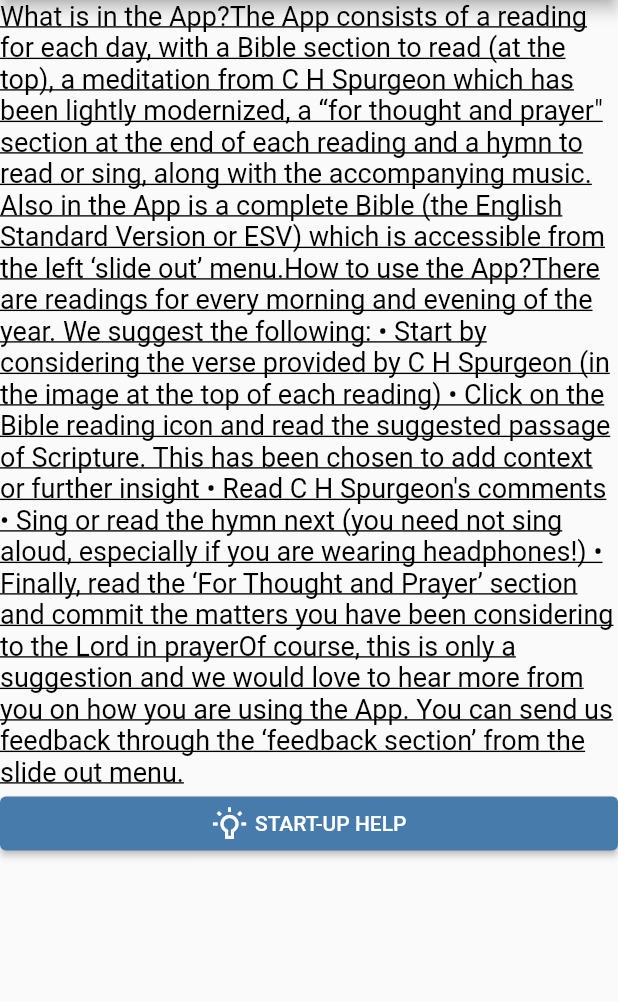
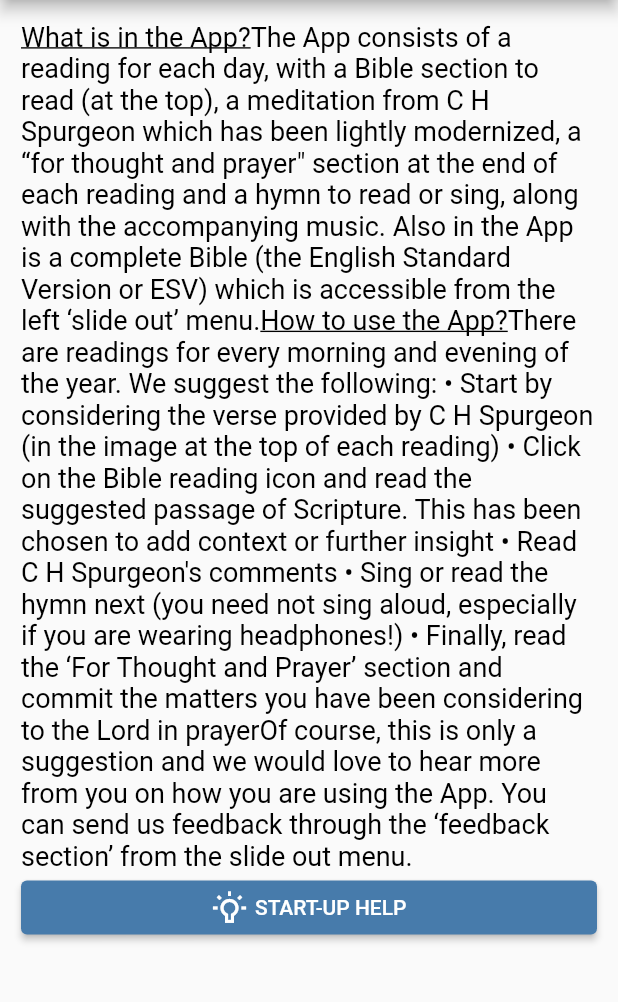
Before and after one commit to kambbado/daily-readings, a Flutter app: the HelpScreen screen opened by its route, on a phone screen of 412 x 824 dp, the part 84-1086 px from its top. Run offline on Flutter 3.47's test engine with Material 2 defaults, Android fonts, the phone set to English and light mode, and no system bars.

```diff
--- a/lib/help_screen.dart
+++ b/lib/help_screen.dart
@@ -10,18 +10,28 @@ class HelpScreen extends StatelessWidget {
         title: const Text('Help'),
         centerTitle: true,
       ),
-      body: Center(
+      body: Padding(
+        padding: const EdgeInsets.all(14.0),
+        child: Center(
           child: Column(
             children: [
               RichText(
                 text: const TextSpan(
-                text: 'What is in the App?',
+                  text: '',
+                  style: TextStyle(
+                    color: Colors.black,
+                    fontSize: 18,
+                  ),
+                  children: [
+                    TextSpan(
+                      text:
+                      'What is in the App?',
                       style: TextStyle(
                         color: Colors.black,
                         fontSize: 18,
                         decoration: TextDecoration.underline,
                       ),
-                children: [
+                    ),
                     TextSpan(
                       text:
                           'The App consists of a reading for each day, with a Bible section to read (at the top), a meditation from C H Spurgeon which has been lightly modernized, a “for thought and prayer" section at the end of each reading and a hymn to read or sing, along with the accompanying music. Also in the App is a complete Bible (the English Standard Version or ESV) which is accessible from the left ‘slide out’ menu.',
@@ -114,6 +124,7 @@ class HelpScreen extends StatelessWidget {
             ],
           ),
         ),
+      ),
     );
   }
 }
--- a/lib/main.dart
+++ b/lib/main.dart
@@ -1,6 +1,7 @@
 import 'package:flutter/material.dart';
 import 'help_screen.dart';
 import 'home_screen.dart';
+import 'privacy_screen.dart';
 
 void main() => runApp(const MyApp());
 
@@ -21,7 +22,7 @@ class MyApp extends StatelessWidget {
         // '/about': (context) => AboutScreen(),
         // '/feedback': (context) => FeedbackScreen(),
         // '/copyright': (context) => CopyrightScreen(),
-        // '/privacy': (context) => PrivacyScreen(),
+        '/privacy': (context) => const PrivacyScreen(),
         '/help': (context) => const HelpScreen(),
       },
       theme: theme.copyWith(
```
Also changed, not shown: lib/home_screen.dart (+27 -27 lines), lib/privacy_screen.dart (added, +43 -0 lines). Lines whose indentation alone changed are shown as unchanged.
